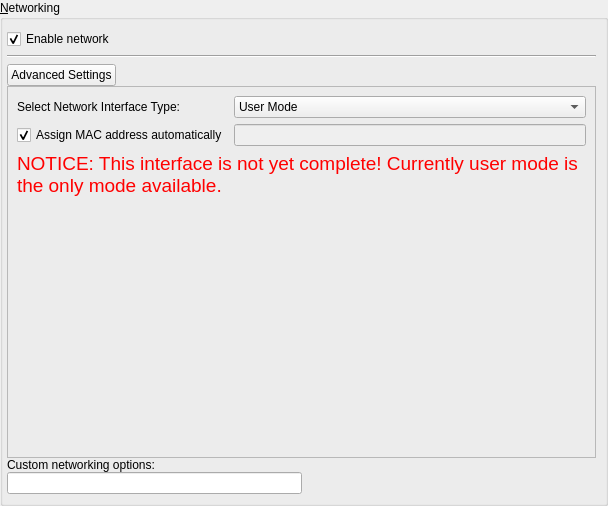
Qt form ui/networkpage.ui (uwolfer/qtemu) before a commit.
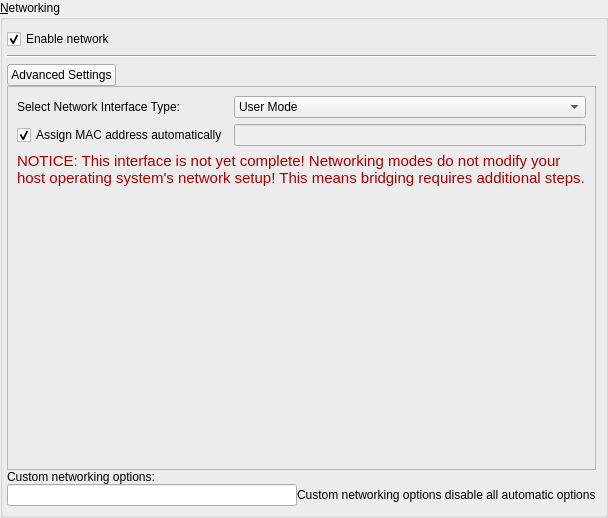
The same form after that commit. Icons and pictures are not drawn.

Diff of the .ui file:
```diff
--- a/ui/networkpage.ui
+++ b/ui/networkpage.ui
@@ -1,12 +1,12 @@
 <ui version="4.0" >
  <class>NetworkPage</class>
- <widget class="QWidget" name="NetworkPage" >
-  <property name="geometry" >
+ <widget class="QWidget" name="NetworkPage">
+  <property name="geometry">
    <rect>
     <x>0</x>
     <y>0</y>
     <width>608</width>
-    <height>506</height>
+    <height>518</height>
    </rect>
   </property>
   <property name="windowTitle" >
@@ -171,13 +171,13 @@
                 </layout>
                </item>
                <item>
-                <widget class="QLabel" name="label_17" >
-                 <property name="text" >
-                  <string>&lt;!DOCTYPE HTML PUBLIC "-//W3C//DTD HTML 4.0//EN" "http://www.w3.org/TR/REC-html40/strict.dtd">
-&lt;html>&lt;head>&lt;meta name="qrichtext" content="1" />&lt;style type="text/css">
+                <widget class="QLabel" name="label_17">
+                 <property name="text">
+                  <string>&lt;!DOCTYPE HTML PUBLIC &quot;-//W3C//DTD HTML 4.0//EN&quot; &quot;http://www.w3.org/TR/REC-html40/strict.dtd&quot;&gt;
+&lt;html&gt;&lt;head&gt;&lt;meta name=&quot;qrichtext&quot; content=&quot;1&quot; /&gt;&lt;style type=&quot;text/css&quot;&gt;
 p, li { white-space: pre-wrap; }
-&lt;/style>&lt;/head>&lt;body style=" font-family:'DejaVu Sans'; font-size:10pt; font-weight:400; font-style:normal;">
-&lt;p style=" margin-top:0px; margin-bottom:0px; margin-left:0px; margin-right:0px; -qt-block-indent:0; text-indent:0px;">&lt;span style=" font-size:14pt; color:#ff0000;">NOTICE: This interface is not yet complete! Currently user mode is the only mode available.&lt;/span>&lt;/p>&lt;/body>&lt;/html></string>
+&lt;/style&gt;&lt;/head&gt;&lt;body style=&quot; font-family:'Nimbus Sans L'; font-size:10pt; font-weight:400; font-style:normal;&quot;&gt;
+&lt;p style=&quot; margin-top:0px; margin-bottom:0px; margin-left:0px; margin-right:0px; -qt-block-indent:0; text-indent:0px;&quot;&gt;&lt;span style=&quot; font-family:'DejaVu Sans'; font-size:11pt; color:#aa0000;&quot;&gt;NOTICE: This interface is not yet complete! Networking modes do not modify your host operating system's network setup! This means bridging requires additional steps.&lt;/span&gt;&lt;/p&gt;&lt;/body&gt;&lt;/html&gt;</string>
                  </property>
                  <property name="wordWrap" >
                   <bool>true</bool>
@@ -947,17 +947,11 @@
             </widget>
            </item>
            <item>
-            <spacer name="horizontalSpacer_3" >
-             <property name="orientation" >
-              <enum>Qt::Horizontal</enum>
+            <widget class="QLabel" name="label_20">
+             <property name="text">
+              <string>Custom networking options disable all automatic options</string>
              </property>
-             <property name="sizeHint" stdset="0" >
-              <size>
-               <width>40</width>
-               <height>20</height>
-              </size>
-             </property>
-            </spacer>
+            </widget>
            </item>
           </layout>
          </item>
```
Left out of the diff: 665 changed lines with no effect on the pictures.
